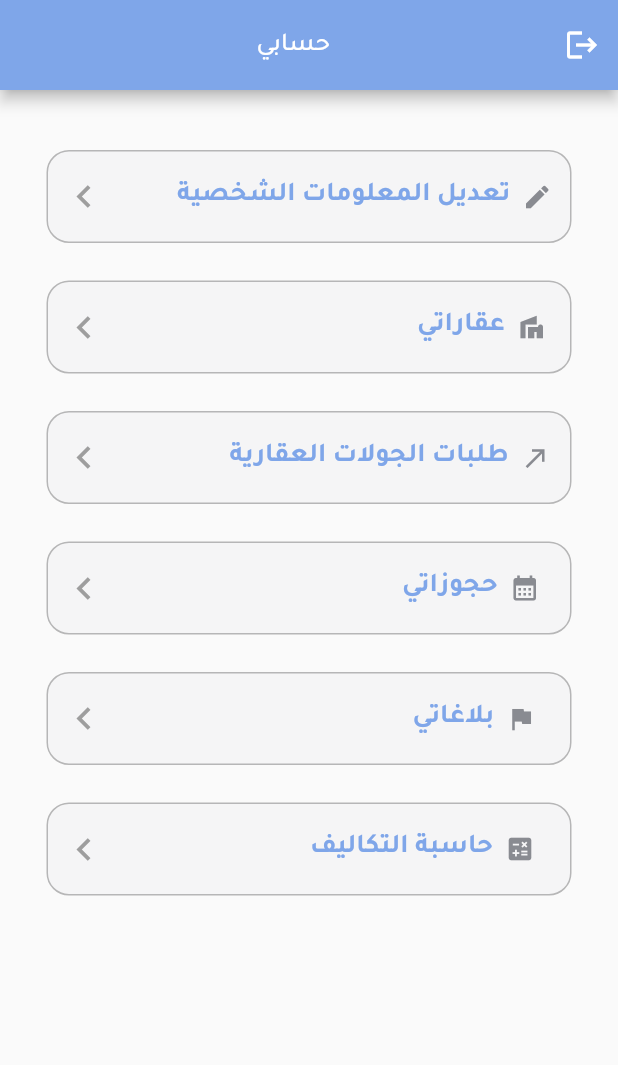
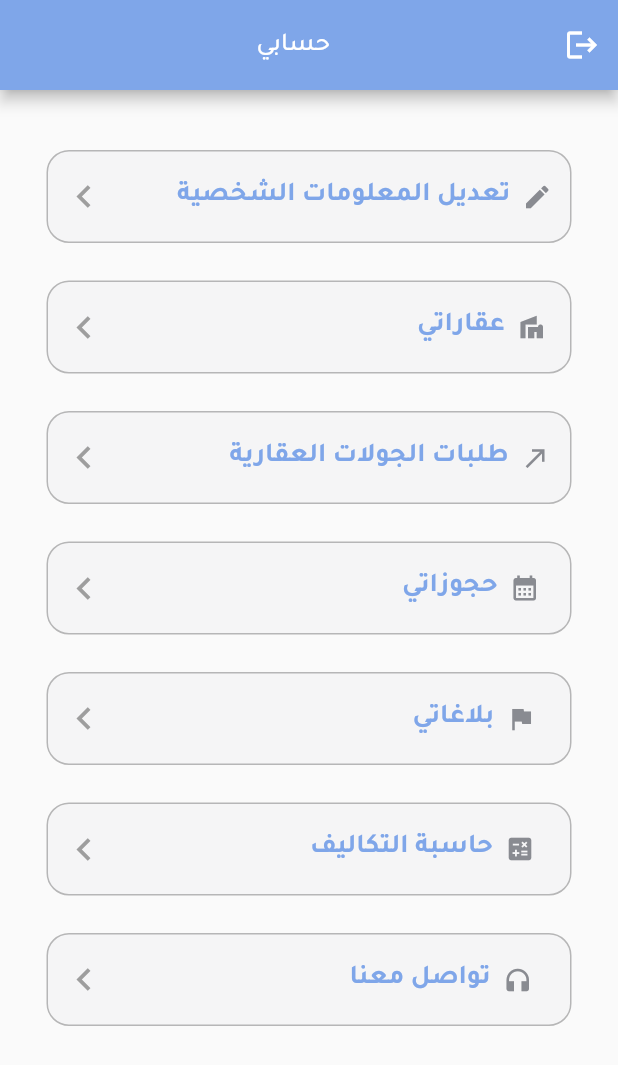
Before and after one commit to khloudaldughaim/2022-GP1-17, a Flutter app: the ProfilePage screen opened directly, on a phone screen of 412 x 824 dp. Shown: the top 1065 px of the screen. Run offline on Flutter 3.47's test engine with Material 2 defaults, Android fonts, the phone set to English and light mode, and no system bars; our stand-ins replace cached_network_image, cloud_firestore, csc_picker, date_time_picker, firebase_auth, firebase_core and 12 more; missing offline and left inert: booking_calendar, cloud_firestore_web, email_launcher, firebase_core_web, flutter_app_badger, label_marker and 1 more; accounts and stored records are empty; project files that could hold a hidden picture were left out.

Commit message:
contact us button

```diff
--- a/lib/pages/profile.dart
+++ b/lib/pages/profile.dart
@@ -1,4 +1,5 @@
 // ignore_for_file: prefer_const_constructors, prefer_if_null_operators, unnecessary_null_comparison, prefer_const_literals_to_create_immutables, unnecessary_new
+
 
 import 'package:cloud_firestore/cloud_firestore.dart';
 import 'package:firebase_auth/firebase_auth.dart';
@@ -13,6 +14,10 @@ import 'BuyerBooking.dart';
 import 'edit-profile-info.dart';
 import 'my-property.dart';
 import 'affordCalculator.dart';
+import 'package:url_launcher/url_launcher.dart';
+import 'package:email_launcher/email_launcher.dart';
+
+
 
 class ProfilePage extends StatefulWidget {
   const ProfilePage({Key? key}) : super(key: key);
@@ -477,7 +482,97 @@ class _ProfilePageState extends State<ProfilePage> {
                                       )
                                     ],
                                   )),
-                              SizedBox(
+                              // SizedBox(
+                              //   height: 120,
+                              // ),
+                              ///////////////////////contact us //////////////////////////
+                               SizedBox(
+                                height: 25,
+                              ),
+                              Container(
+                                  width: 350,
+                                  height: 62,
+                                  decoration: BoxDecoration(
+                                    border: Border.all(
+                                      color: Color.fromARGB(119, 110, 110, 110),
+                                      width: 1,
+                                    ),
+                                    color: Color.fromARGB(33, 215, 215, 218),
+                                    borderRadius: BorderRadius.circular(15),
+                                  ),
+                                  child: Row(
+                                    children: [
+                                      IconButton(
+                                        onPressed: () {
+                                           String? encodeQueryParameters(
+                                                Map<String, String> params) {
+                                              return params.entries
+                                                  .map((MapEntry<String, String>
+                                                          e) =>
+                                                      '${Uri.encodeComponent(e.key)}=${Uri.encodeComponent(e.value)}')
+                                                  .join('&');
+                                            }
+
+                                           launchUrl(Uri(
+                                              scheme: 'mailto',
+                                              path: '2022gp.group17@gmail.com',
+                                              query: encodeQueryParameters(<
+                                                  String, String>{
+                                                'subject':
+                                                    'طلب تواصل مع فريق نزل',
+                                              }),
+                                            ));
+
+                                        },
+                                        icon: const Icon(Icons.keyboard_arrow_left),
+                                        color: Colors.grey,
+                                        iconSize: 30,
+                                      ),
+                                      SizedBox(
+                                        width: 145,
+                                      ),
+                                      TextButton(
+                                          onPressed: () {
+                                             String? encodeQueryParameters(
+                                                Map<String, String> params) {
+                                              return params.entries
+                                                  .map((MapEntry<String, String>
+                                                          e) =>
+                                                      '${Uri.encodeComponent(e.key)}=${Uri.encodeComponent(e.value)}')
+                                                  .join('&');
+                                            }
+
+                                           launchUrl(Uri(
+                                              scheme: 'mailto',
+                                              path: '2022gp.group17@gmail.com',
+                                              query: encodeQueryParameters(<
+                                                  String, String>{
+                                                'subject':
+                                                    'طلب تواصل مع فريق نزل',
+                                              }),
+                                            ));
+
+
+                                          },
+
+                                          child: Text(
+                                            "تواصل معنا",
+                                            style: TextStyle(
+                                              fontSize: 18,
+                                              color: Color.fromARGB(255, 127, 166, 233),
+                                              fontFamily: "Tajawal-b",
+                                            ),
+                                          )),
+                                      Icon(
+                                        Icons.headphones,
+                                        size: 20,
+                                        color: Color.fromARGB(255, 137, 139, 145),
+                                      )
+                                    ],
+                                  )),
+
+                                  ///////////////contact us [end]//////////////////
+                            SizedBox(
                                 height: 120,
                               ),
                             ],
--- a/pubspec.yaml
+++ b/pubspec.yaml
@@ -67,6 +67,8 @@ dependencies:
   cached_network_image: ^3.2.3
   flutter_keyboard_visibility: ^5.4.0
   flutter_app_badger: ^1.5.0
+  url_launcher: ^6.0.9
+  email_launcher: ^1.1.1
 
 
 dev_dependencies:
```
Also changed, not shown: pubspec.lock, 6 other files.
